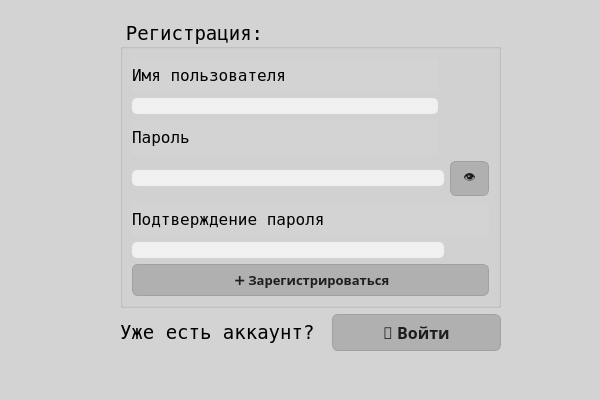
Before: the Qt Designer form Исходники/login_window.ui in karulny/TrackerHabit, drawn with Qt 5.
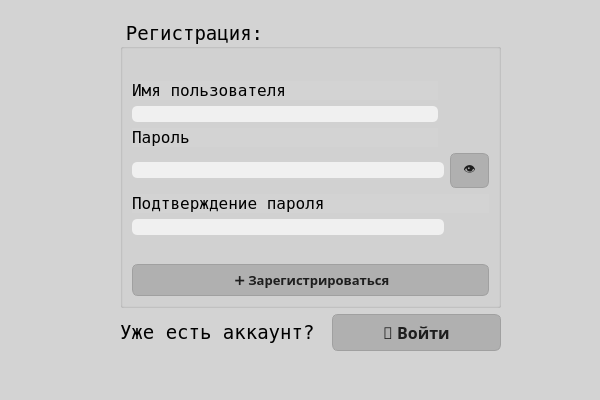
After: the same form once the commit is applied. The open tabs and pages were chosen to show the change.

```diff
--- a/Исходники/login_window.ui
+++ b/Исходники/login_window.ui
@@ -20,7 +20,8 @@
    <string>Окно входа</string>
   </property>
   <property name="styleSheet">
-   <string notr="true">background-color: #D3D3D3
+   <string notr="true">background-color: #D3D3D3;
+color: black;
 </string>
   </property>
   <widget class="QStackedWidget" name="stackedWidget">
@@ -310,50 +311,16 @@
           <pointsize>14</pointsize>
          </font>
         </property>
+        <property name="styleSheet">
+         <string notr="true">color: black;</string>
+        </property>
         <property name="title">
          <string>Регистрация:</string>
         </property>
         <layout class="QVBoxLayout" name="verticalLayout_2">
          <item>
           <layout class="QGridLayout" name="gridLayout_4">
-           <item row="5" column="2">
-            <widget class="QPushButton" name="RegistShowPwd">
-             <property name="styleSheet">
-              <string notr="true">QPushButton {
-    background-color: #B0B0B0;
-    color: #1E1E1E;
-    border: 1px solid #A0A0A0;
-    border-radius: 6px;
-    padding: 6px 12px;
-}
-
-QPushButton:hover {
-    background-color: #9C9C9C;
-}
-
-QPushButton:pressed {
-    background-color: #888888;
-}</string>
-             </property>
-             <property name="text">
-              <string>👁</string>
-             </property>
-            </widget>
-           </item>
-           <item row="2" column="0">
-            <widget class="QLabel" name="label_5">
-             <property name="font">
-              <font>
-               <family>DejaVu Sans Mono</family>
-               <pointsize>12</pointsize>
-              </font>
-             </property>
-             <property name="text">
-              <string>Имя пользователя</string>
-             </property>
-            </widget>
-           </item>
-           <item row="6" column="0" colspan="3">
+           <item row="7" column="0" colspan="3">
             <widget class="QLabel" name="label_6">
              <property name="font">
               <font>
@@ -361,55 +328,61 @@
                <pointsize>12</pointsize>
               </font>
              </property>
+             <property name="styleSheet">
+              <string notr="true">color: black;</string>
+             </property>
              <property name="text">
               <string>Подтверждение пароля</string>
              </property>
             </widget>
            </item>
+           <item row="8" column="0" colspan="2">
+            <widget class="QLineEdit" name="RegistPasswordConfirmEdit">
+             <property name="styleSheet">
+              <string notr="true">background-color: #f0f0f0;
+border-radius: 5px;
+color: black;</string>
+             </property>
+             <property name="echoMode">
+              <enum>QLineEdit::Password</enum>
+             </property>
+            </widget>
+           </item>
            <item row="4" column="0">
-            <widget class="QLabel" name="label_7">
-             <property name="font">
-              <font>
-               <family>DejaVu Sans Mono</family>
-               <pointsize>12</pointsize>
-              </font>
-             </property>
-             <property name="text">
-              <string>Пароль</string>
-             </property>
-            </widget>
-           </item>
-           <item row="5" column="0" colspan="2">
-            <widget class="QLineEdit" name="RegistPasswordEdit">
-             <property name="styleSheet">
-              <string notr="true">background-color: #f0f0f0;
-border-radius: 5px;</string>
-             </property>
-             <property name="echoMode">
-              <enum>QLineEdit::PasswordEchoOnEdit</enum>
-             </property>
-            </widget>
-           </item>
-           <item row="3" column="0">
             <widget class="QLineEdit" name="RegistLoginEdit">
              <property name="styleSheet">
               <string notr="true">background-color: #f0f0f0;
-border-radius: 5px;</string>
+border-radius: 5px;
+color: black;</string>
              </property>
             </widget>
            </item>
-           <item row="7" column="0" colspan="2">
-            <widget class="QLineEdit" name="RegistPasswordConfirmEdit">
+           <item row="6" column="0" colspan="2">
+            <widget class="QLineEdit" name="RegistPasswordEdit">
              <property name="styleSheet">
               <string notr="true">background-color: #f0f0f0;
-border-radius: 5px;</string>
+border-radius: 5px;
+color: black;</string>
              </property>
              <property name="echoMode">
-              <enum>QLineEdit::PasswordEchoOnEdit</enum>
+              <enum>QLineEdit::Password</enum>
              </property>
             </widget>
            </item>
-           <item row="8" column="0" colspan="3">
+           <item row="9" column="0">
+            <spacer name="verticalSpacer_2">
+             <property name="orientation">
+              <enum>Qt::Vertical</enum>
+             </property>
+             <property name="sizeHint" stdset="0">
+              <size>
+               <width>20</width>
+               <height>40</height>
+              </size>
+             </property>
+            </spacer>
+           </item>
+           <item row="10" column="0" colspan="3">
             <widget class="QPushButton" name="RegisterBtnNewUser">
              <property name="font">
               <font>
@@ -441,6 +414,75 @@
              </property>
             </widget>
            </item>
+           <item row="5" column="0">
+            <widget class="QLabel" name="label_7">
+             <property name="font">
+              <font>
+               <family>DejaVu Sans Mono</family>
+               <pointsize>12</pointsize>
+              </font>
+             </property>
+             <property name="styleSheet">
+              <string notr="true">color: black;</string>
+             </property>
+             <property name="text">
+              <string>Пароль</string>
+             </property>
+            </widget>
+           </item>
+           <item row="6" column="2">
+            <widget class="QPushButton" name="RegistShowPwd">
+             <property name="styleSheet">
+              <string notr="true">QPushButton {
+    background-color: #B0B0B0;
+    color: #1E1E1E;
+    border: 1px solid #A0A0A0;
+    border-radius: 6px;
+    padding: 6px 12px;
+}
+
+QPushButton:hover {
+    background-color: #9C9C9C;
+}
+
+QPushButton:pressed {
+    background-color: #888888;
+}</string>
+             </property>
+             <property name="text">
+              <string>👁</string>
+             </property>
+            </widget>
+           </item>
+           <item row="3" column="0">
+            <widget class="QLabel" name="label_5">
+             <property name="font">
+              <font>
+               <family>DejaVu Sans Mono</family>
+               <pointsize>12</pointsize>
+              </font>
+             </property>
+             <property name="styleSheet">
+              <string notr="true">color: black;</string>
+             </property>
+             <property name="text">
+              <string>Имя пользователя</string>
+             </property>
+            </widget>
+           </item>
+           <item row="2" column="0">
+            <spacer name="verticalSpacer_4">
+             <property name="orientation">
+              <enum>Qt::Vertical</enum>
+             </property>
+             <property name="sizeHint" stdset="0">
+              <size>
+               <width>20</width>
+               <height>40</height>
+              </size>
+             </property>
+            </spacer>
+           </item>
           </layout>
          </item>
         </layout>
```
Left out of the diff: 189 changed lines with no effect on the pictures.
